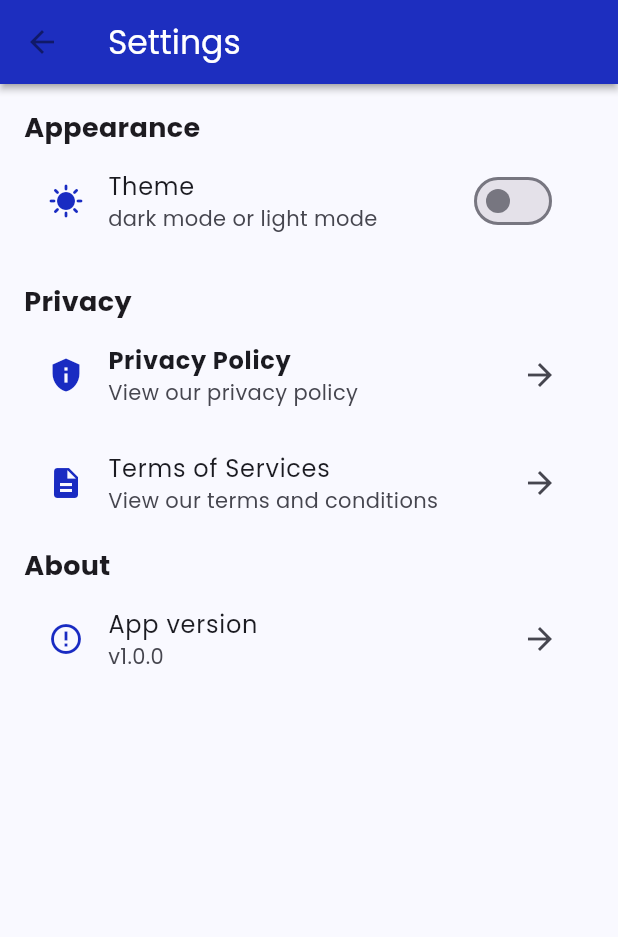
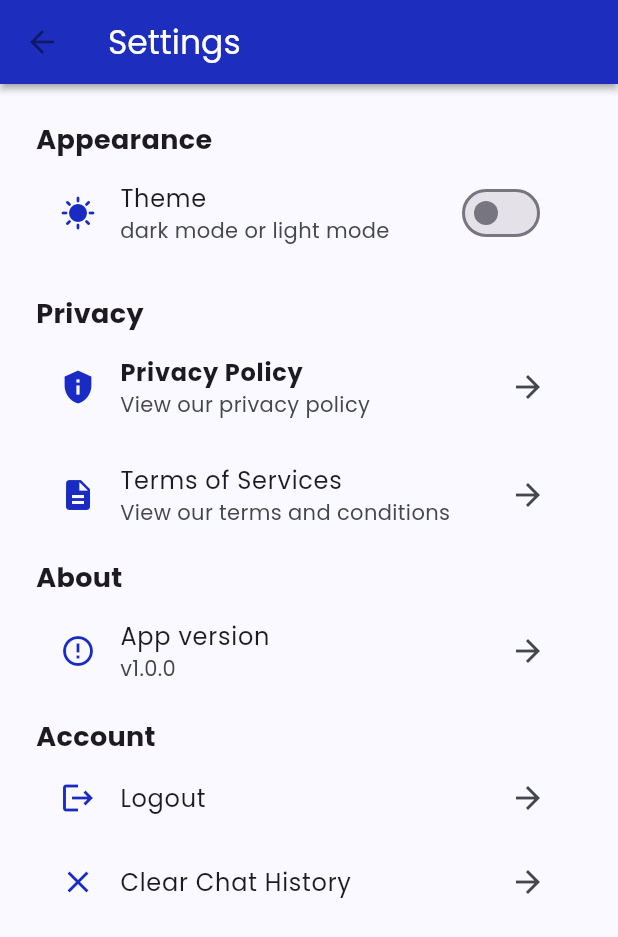
Before and after one commit to SubramanyaKS/phrasebot, a Flutter app: the SettingsScreen screen opened directly, on a phone screen of 412 x 824 dp. Shown: the top 937 px of the screen. Run offline on Flutter 3.47's test engine with Material 3 defaults, Android fonts, the phone set to English and light mode, and no system bars; our stand-ins replace dio, flutter_dotenv, google_fonts, speech_to_text, supabase_flutter; accounts and stored records are empty; network calls fail.

Commit message:
changes in style

```diff
--- a/lib/screens/login_screen.dart
+++ b/lib/screens/login_screen.dart
@@ -66,7 +66,7 @@ class _LoginScreenState extends State<LoginScreen> {
           const SizedBox(height: 60),
           Text(
             "Email address",
-            style: const TextStyle(color: Colors.black),
+            // style: const TextStyle(color: Colors.black),
           ),
           TextField(
             controller: emailController,
@@ -77,7 +77,7 @@ class _LoginScreenState extends State<LoginScreen> {
           const SizedBox(height: 40),
           Text(
             "Password",
-            style: const TextStyle(color: Colors.black),
+            // style: const TextStyle(color: Colors.black),
           ),
           TextField(
             controller: passwordController,
--- a/lib/screens/settings_screen.dart
+++ b/lib/screens/settings_screen.dart
@@ -1,5 +1,7 @@
 import 'package:flutter/material.dart';
 import 'package:phrasebot/providers/theme_provider.dart';
+import 'package:phrasebot/screens/login_screen.dart';
+import 'package:phrasebot/services/auth_service.dart';
 import 'package:provider/provider.dart';
 
 class SettingsScreen extends StatefulWidget {
@@ -19,7 +21,7 @@ class _SettingsScreenState extends State<SettingsScreen> {
       ),
       body: SafeArea(
         child: Padding(
-          padding: const EdgeInsets.all(16.0),
+          padding: const EdgeInsets.all(24.0),
           child: Column(
             crossAxisAlignment: CrossAxisAlignment.start,
             children: [
@@ -85,7 +87,7 @@ class _SettingsScreenState extends State<SettingsScreen> {
                 style: TextStyle(fontSize: 18, fontWeight: FontWeight.bold),
               ),
               SizedBox(
-                  height: 150,
+                  height: 80,
                   child: ListView(
                     children: [
                       ListTile(
@@ -99,7 +101,44 @@ class _SettingsScreenState extends State<SettingsScreen> {
                         onTap: () {},
                       ),
                     ],
-                  ))
+                  )),
+                  Text(
+                'Account',
+                style: TextStyle(fontSize: 18, fontWeight: FontWeight.bold),
+              ),
+                  SizedBox(
+                  height: 150,
+                  child: ListView(
+                    children: [
+                      ListTile(
+                        leading: Icon(
+                          Icons.logout,
+                          color: Color(0xFF192BC2),
+                        ),
+                        title: Text('Logout'),
+                        trailing: Icon(Icons.arrow_forward),
+                        onTap: () {
+                          signOut();
+                          Navigator.of(context).pushReplacement(
+                      MaterialPageRoute(
+                        builder: (context) => LoginScreen(),
+                      ),
+                      );
+                        },
+                      ),
+                      ListTile(
+                        leading: Icon(
+                          Icons.clear,
+                          color: Color(0xFF192BC2),
+                        ),
+                        title: Text('Clear Chat History'),
+                        trailing: Icon(Icons.arrow_forward),
+                        onTap: () {
+                        },
+                      ),
+                    ],
+                  )
+                )
             ],
           ),
         ),
--- a/lib/screens/signup_screen.dart
+++ b/lib/screens/signup_screen.dart
@@ -68,7 +68,7 @@ class _SignupScreenState extends State<SignupScreen> {
           const SizedBox(height: 60),
           Text(
             "Name",
-            style: const TextStyle(color: Colors.black),
+            // style: const TextStyle(color: Colors.black),
           ),
           TextField(
             controller: nameController,
@@ -79,7 +79,7 @@ class _SignupScreenState extends State<SignupScreen> {
           const SizedBox(height: 40),
           Text(
             "Email address",
-            style: const TextStyle(color: Colors.black),
+            // style: const TextStyle(color: Colors.black),
           ),
           TextField(
             controller: emailController,
@@ -90,7 +90,7 @@ class _SignupScreenState extends State<SignupScreen> {
           const SizedBox(height: 40),
           Text(
             "Password",
-            style: const TextStyle(color: Colors.black),
+            // style: const TextStyle(color: Colors.black),
           ),
           TextField(
             controller: passwordController,
```
